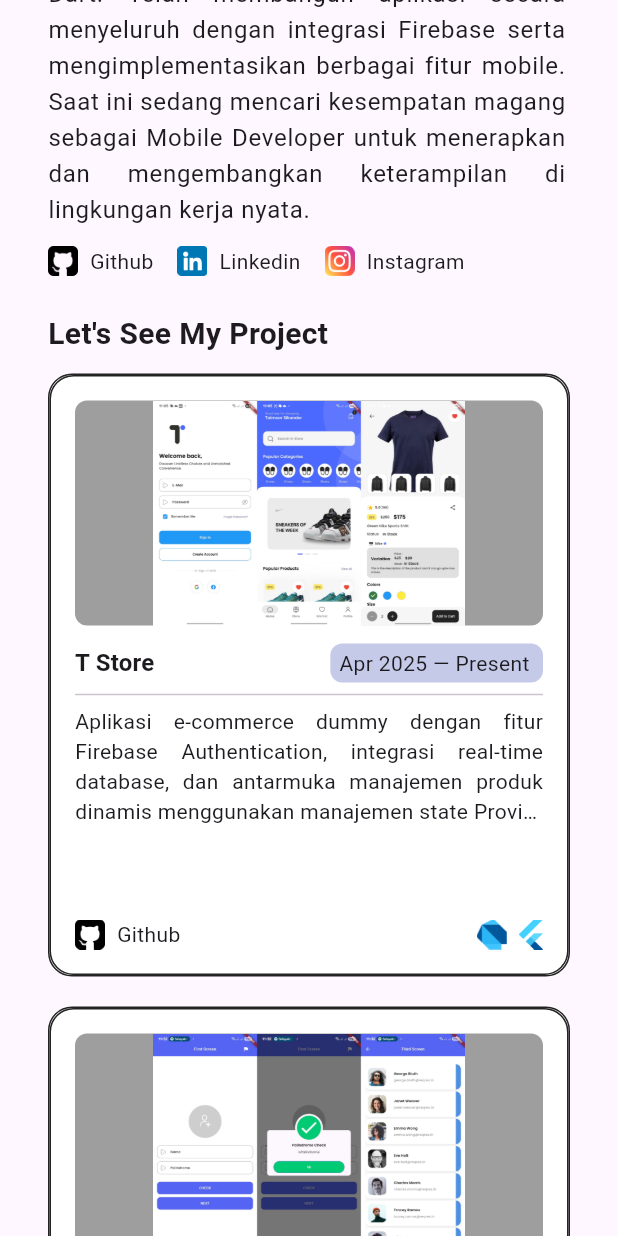
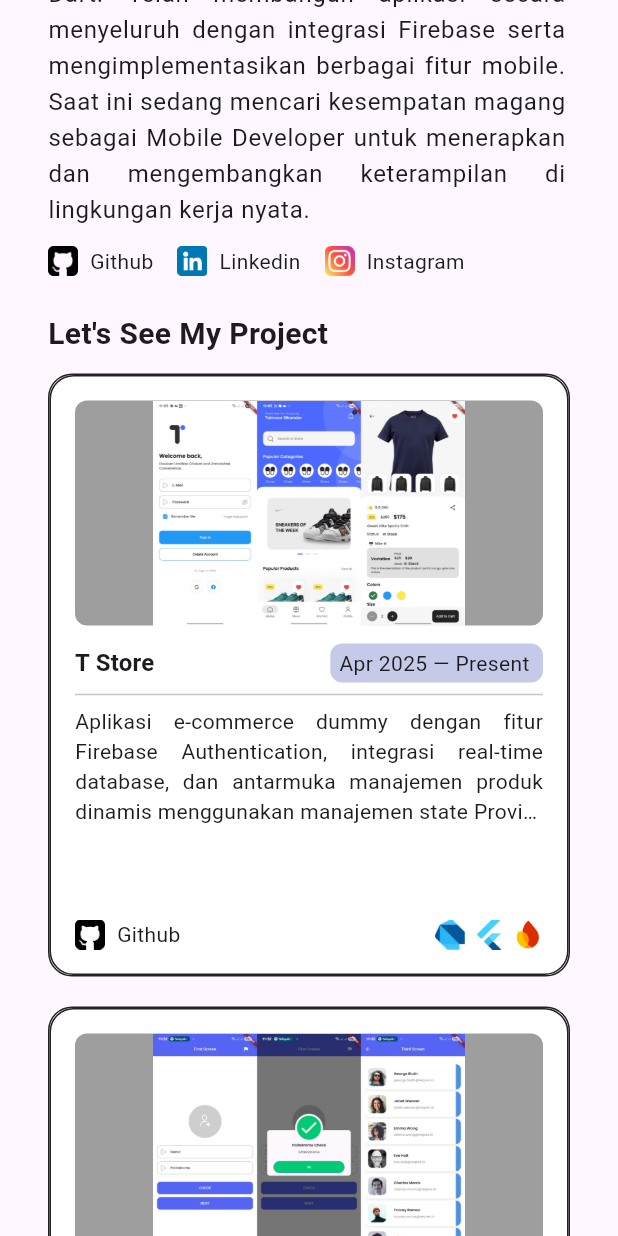
Before and after one commit to penhele/portofolio-stephen, a Flutter app: the screen it shows after launch, scrolled down 576 dp, on a phone screen of 412 x 824 dp. Run offline on Flutter 3.47's test engine with Material 3 defaults, Android fonts, the phone set to English and light mode, and no system bars; our stand-ins replace shared_preferences, url_strategy.

Commit message:
feat: add firebase logo

```diff
--- a/lib/model/project_list.dart
+++ b/lib/model/project_list.dart
@@ -122,6 +122,7 @@ final List<ProjectModel> projectList = [
     language: [
       Image.asset(SImages.dart, height: 20),
       Image.asset(SImages.flutter, height: 20),
+      Image.asset(SImages.firebase, height: 20),
     ],
   ),
 ];
--- a/lib/utils/constants/image_strings.dart
+++ b/lib/utils/constants/image_strings.dart
@@ -28,4 +28,5 @@ class SImages {
   static const sklearn = 'assets/images/language/sklearn.png';
   static const tensorflow = 'assets/images/language/tensorflow.png';
   static const colab = 'assets/images/language/colab.png';
+  static const firebase = 'assets/images/language/firebase.png';
 }
```
Also changed, not shown: assets/images/language/firebase.png (added), 1 other file.
